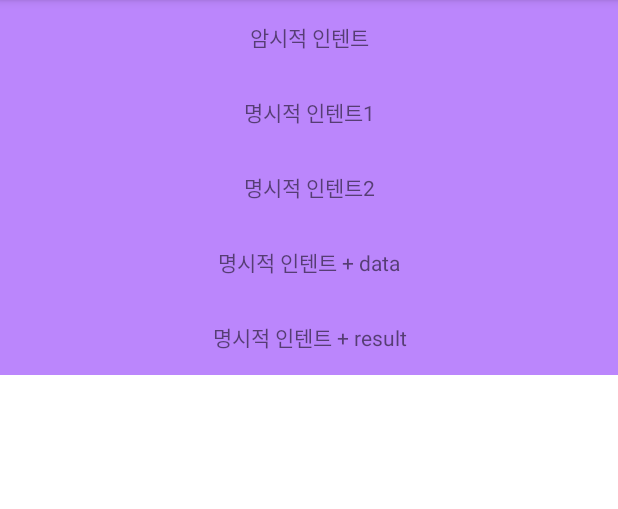
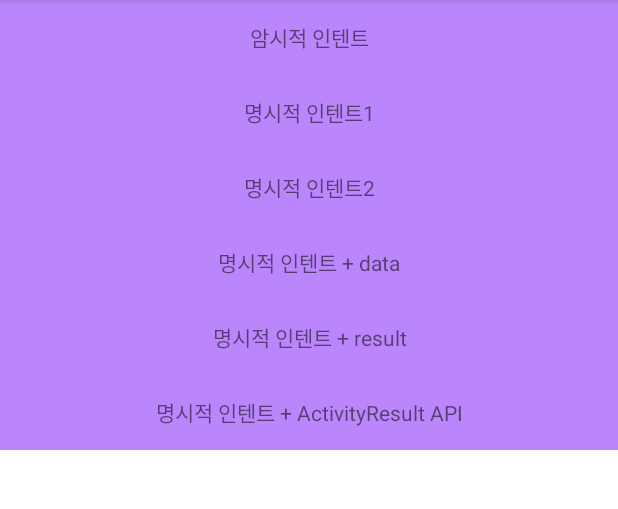
Before and after one commit to jyryuitpro/essentialConceptForAndroid, an Android app: the screen it shows after launch (Intent_One), on a phone screen of 412 x 824 dp, the part 84-593 px from its top. Run offline under Robolectric (Android 15) with nearby library versions, the phone set to English and light mode, and no system bars.

Commit message:
57. Intent - 실습 5편

```diff
--- a/app/src/main/java/io/jyryuitpro/essentialconceptforandroid/Intent_One.kt
+++ b/app/src/main/java/io/jyryuitpro/essentialconceptforandroid/Intent_One.kt
@@ -7,6 +7,8 @@ import androidx.appcompat.app.AppCompatActivity
 import android.os.Bundle
 import android.util.Log
 import android.widget.TextView
+import androidx.activity.result.ActivityResultLauncher
+import androidx.activity.result.contract.ActivityResultContracts
 
 class Intent_One : AppCompatActivity() {
     override fun onCreate(savedInstanceState: Bundle?) {
@@ -83,6 +85,29 @@ class Intent_One : AppCompatActivity() {
                 startActivityForResult(intent, 1) //deprecated 되었다
             }
         }
+
+        // 명시적 인텐트 + 결과받기 (ActivityResult API)
+        // - reqeustCode가 존재하지 않는다
+        // -> requestCode 없이도 요청자를 구분할 수 있다
+        val startActivityLauncher: ActivityResultLauncher<Intent> = registerForActivityResult(ActivityResultContracts.StartActivityForResult()) {
+                // onActivityResult에 해당하는 부분
+                when (it.resultCode) {
+                    RESULT_OK -> {
+                        Log.d("dataa", it.data?.extras?.getString("result")!!)
+                    }
+                }
+                // onAcitivtyResult
+                // - 모든 intent가 한 곳에서 처리된다 -> 구분이 필요하다(request code)
+                // ActivityResult API
+                // - 각각의 intent가 처리되는 곳이 별도로 있다 -> 구분이 필요없다
+            }
+
+        (findViewById<TextView>(R.id.intent_five)).apply {
+            this.setOnClickListener {
+                val intent = Intent(this@Intent_One, Intent_Two::class.java)
+                startActivityLauncher.launch(intent)
+            }
+        }
     }
 
     // 결과를 받는 부분
--- a/app/src/main/res/layout/activity_intent_one.xml
+++ b/app/src/main/res/layout/activity_intent_one.xml
@@ -47,4 +47,12 @@
         android:gravity="center"
         android:text="명시적 인텐트 + result" />
 
+    <TextView
+        android:id="@+id/intent_five"
+        android:layout_width="match_parent"
+        android:layout_height="50dp"
+        android:background="@color/purple_200"
+        android:gravity="center"
+        android:text="명시적 인텐트 + ActivityResult API" />
+
 </androidx.appcompat.widget.LinearLayoutCompat>
```
